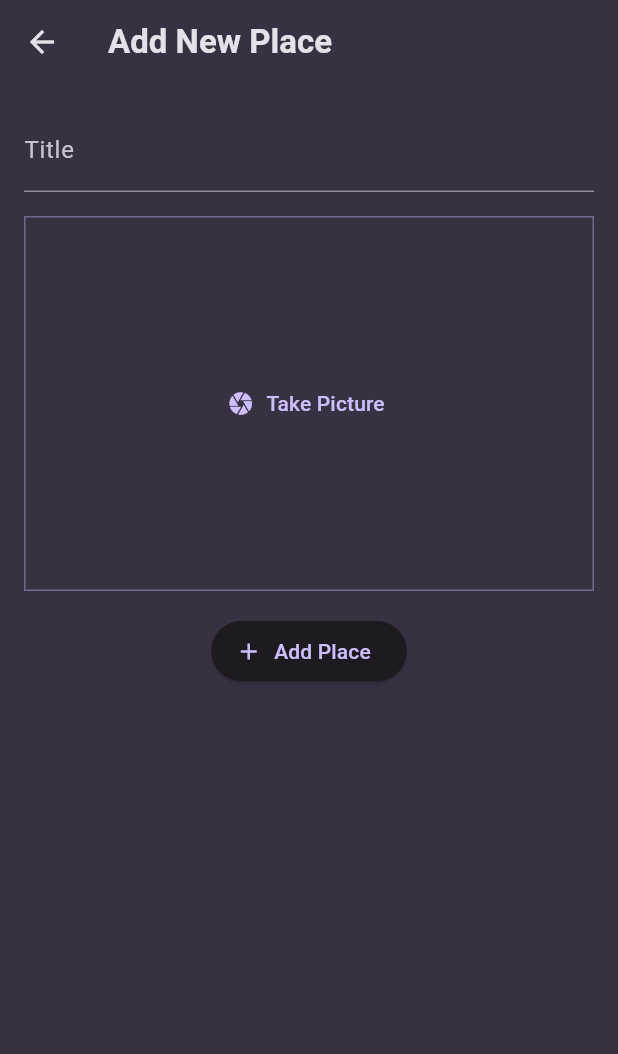
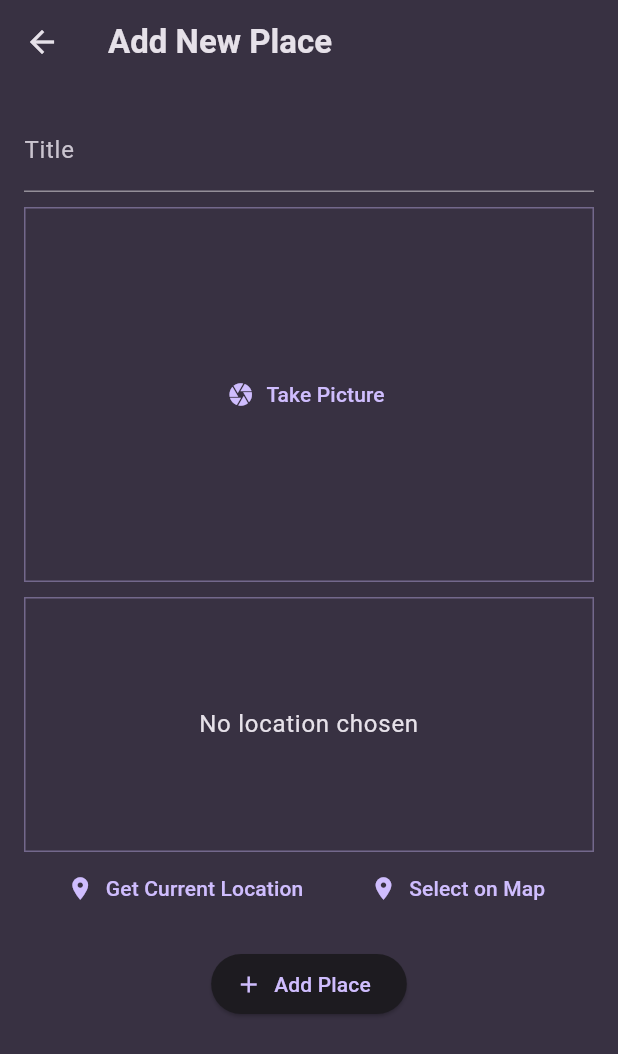
Before and after one commit to do5-5anto5/maplace, a Flutter app: the NewPlaceScreen screen opened directly, on a phone screen of 412 x 824 dp. Shown: the top 1054 px of the screen. Run offline on Flutter 3.47's test engine with Material 3 defaults, Android fonts, the phone set to English and light mode, and no system bars; our stand-ins replace flutter_riverpod, google_fonts, image_picker.

Commit message:
feat: Implement InputLocation widget, and attach it to NewPlace

```diff
--- a/lib/screens/new_place.dart
+++ b/lib/screens/new_place.dart
@@ -5,6 +5,7 @@ import 'package:flutter_riverpod/flutter_riverpod.dart';
 import 'package:maplace/providers/user_places.dart';
 
 import 'package:maplace/widgets/image_input.dart';
+import 'package:maplace/widgets/input_location.dart';
 
 class NewPlaceScreen extends ConsumerStatefulWidget {
   const NewPlaceScreen({super.key});
@@ -61,9 +62,11 @@ class _NewPlaceScreenState extends ConsumerState<NewPlaceScreen> {
                 cursorColor: Colors.white,
               ),
               // Image Input
-              const SizedBox(height: 16),
+              const SizedBox(height: 10),
               ImageInput(onPickImage: (image) => _selectedImage = image
               ),
+              const SizedBox(height: 10),
+              InputLocation(),
               const SizedBox(height: 16),
               ElevatedButton.icon(
                 onPressed: _savePlace,
--- /dev/null
+++ b/lib/widgets/input_location.dart
@@ -0,0 +1,48 @@
+import 'package:flutter/material.dart';
+
+class InputLocation extends StatefulWidget {
+  const InputLocation({super.key});
+
+  @override
+  State<InputLocation> createState() => _InputLocationState();
+}
+
+class _InputLocationState extends State<InputLocation> {
+  @override
+  Widget build(BuildContext context) {
+    return Column(
+      children: [
+        Container(
+          alignment: Alignment.center,
+          decoration: BoxDecoration(
+            border: Border.all(
+              width: 1,
+              color: Theme.of(context).colorScheme.primary.withAlpha(100),
+            ),
+          ),
+          height: 170,
+          width: double.infinity,
+          child: Text('No location chosen', textAlign: TextAlign.center, style: Theme.of(context).textTheme.bodyLarge!.copyWith(
+            color: Theme.of(context).colorScheme.onSurface,
+            decorationColor: Theme.of(context).colorScheme.onSurfaceVariant,
+          ),),
+        ),
+        Row(
+          mainAxisAlignment: MainAxisAlignment.spaceEvenly,
+          children: [
+            TextButton.icon(
+              icon: const Icon(Icons.location_on),
+              label: const Text('Get Current Location'),
+              onPressed: () {},
+            ),
+            TextButton.icon(
+              icon: const Icon(Icons.location_on),
+              label: const Text('Select on Map'),
+              onPressed: () {},
+            ),
+          ],
+        )
+      ],
+    );
+  }
+}
```
